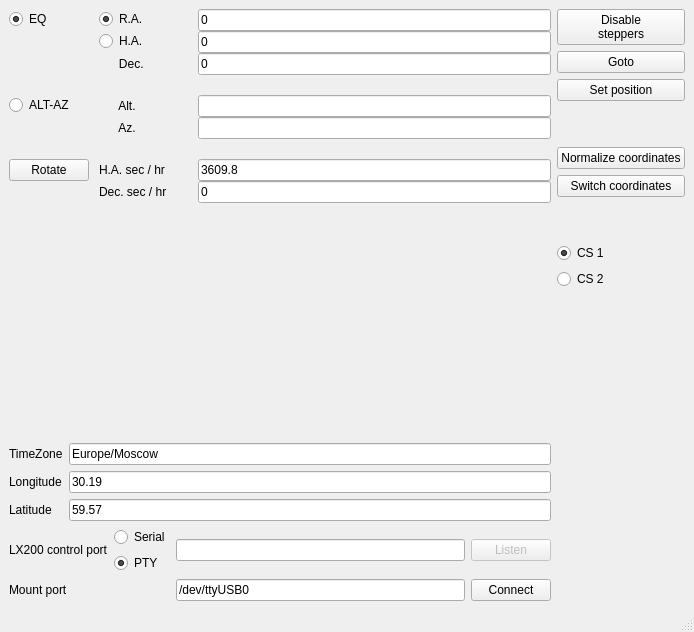
Above: mainwindow.ui from vladtcvs/gotocontrol before the change. Below: the same form after it.
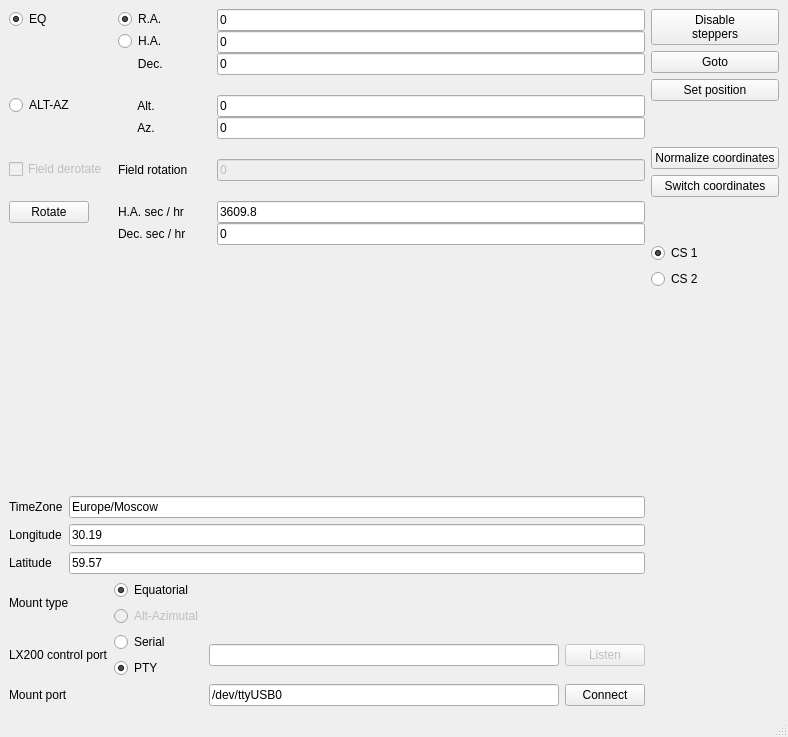
That is the form after the change.

Patch:
```diff
--- a/mainwindow.ui
+++ b/mainwindow.ui
@@ -6,8 +6,8 @@
    <rect>
     <x>0</x>
     <y>0</y>
-    <width>694</width>
-    <height>632</height>
+    <width>788</width>
+    <height>737</height>
    </rect>
   </property>
   <property name="windowTitle">
@@ -73,6 +73,9 @@
             <property name="text">
              <string>0</string>
             </property>
+            <property name="readOnly">
+             <bool>false</bool>
+            </property>
            </widget>
           </item>
           <item row="1" column="0">
@@ -137,7 +140,11 @@
            </widget>
           </item>
           <item row="0" column="1">
-           <widget class="QLineEdit" name="posALT"/>
+           <widget class="QLineEdit" name="posALT">
+            <property name="text">
+             <string>0</string>
+            </property>
+           </widget>
           </item>
           <item row="1" column="0">
            <widget class="QLabel" name="aZLabel">
@@ -147,18 +154,22 @@
            </widget>
           </item>
           <item row="1" column="1">
-           <widget class="QLineEdit" name="posAZ"/>
+           <widget class="QLineEdit" name="posAZ">
+            <property name="text">
+             <string>0</string>
+            </property>
+           </widget>
           </item>
          </layout>
         </item>
-        <item row="2" column="0">
+        <item row="3" column="0">
          <widget class="QPushButton" name="setRotationSpeed">
           <property name="text">
            <string>Rotate</string>
           </property>
          </widget>
         </item>
-        <item row="2" column="1">
+        <item row="3" column="1">
          <layout class="QFormLayout" name="formLayout_6">
           <item row="0" column="0">
            <widget class="QLabel" name="label_7">
@@ -196,6 +207,46 @@
           </item>
          </layout>
         </item>
+        <item row="2" column="0">
+         <widget class="QCheckBox" name="checkBox">
+          <property name="enabled">
+           <bool>false</bool>
+          </property>
+          <property name="text">
+           <string>Field derotate</string>
+          </property>
+          <property name="checkable">
+           <bool>true</bool>
+          </property>
+         </widget>
+        </item>
+        <item row="2" column="1">
+         <layout class="QFormLayout" name="formLayout_7">
+          <item row="0" column="0">
+           <widget class="QLabel" name="label_3">
+            <property name="minimumSize">
+             <size>
+              <width>100</width>
+              <height>0</height>
+             </size>
+            </property>
+            <property name="text">
+             <string>Field rotation</string>
+            </property>
+           </widget>
+          </item>
+          <item row="0" column="1">
+           <widget class="QLineEdit" name="lineEdit">
+            <property name="enabled">
+             <bool>false</bool>
+            </property>
+            <property name="text">
+             <string>0</string>
+            </property>
+           </widget>
+          </item>
+         </layout>
+        </item>
        </layout>
       </item>
       <item>
@@ -262,14 +313,14 @@
       </item>
       <item>
        <layout class="QGridLayout" name="gridLayout">
-        <item row="0" column="0">
+        <item row="1" column="0">
          <widget class="QLabel" name="label_23">
           <property name="text">
            <string>LX200 control port</string>
           </property>
          </widget>
         </item>
-        <item row="0" column="1">
+        <item row="1" column="1">
          <layout class="QVBoxLayout" name="verticalLayout_2">
           <item>
            <widget class="QRadioButton" name="lx200serial">
@@ -296,7 +347,7 @@
           </item>
          </layout>
         </item>
-        <item row="0" column="2">
+        <item row="1" column="2">
          <widget class="QLineEdit" name="lx200port">
           <property name="enabled">
            <bool>true</bool>
@@ -306,37 +357,77 @@
           </property>
          </widget>
         </item>
-        <item row="0" column="3">
-         <widget class="QPushButton" name="lx200listen">
-          <property name="enabled">
-           <bool>false</bool>
-          </property>
-          <property name="text">
-           <string>Listen</string>
-          </property>
-         </widget>
-        </item>
-        <item row="1" column="0">
+        <item row="2" column="0">
          <widget class="QLabel" name="label_22">
           <property name="text">
            <string>Mount port</string>
           </property>
          </widget>
         </item>
-        <item row="1" column="2">
+        <item row="1" column="3">
+         <widget class="QPushButton" name="lx200listen">
+          <property name="enabled">
+           <bool>false</bool>
+          </property>
+          <property name="text">
+           <string>Listen</string>
+          </property>
+         </widget>
+        </item>
+        <item row="2" column="2">
          <widget class="QLineEdit" name="mountport">
           <property name="text">
            <string>/dev/ttyUSB0</string>
           </property>
          </widget>
         </item>
-        <item row="1" column="3">
+        <item row="2" column="3">
          <widget class="QPushButton" name="connect">
           <property name="text">
            <string>Connect</string>
           </property>
          </widget>
         </item>
+        <item row="0" column="0">
+         <widget class="QLabel" name="label_2">
+          <property name="text">
+           <string>Mount type</string>
+          </property>
+         </widget>
+        </item>
+        <item row="0" column="1">
+         <layout class="QVBoxLayout" name="verticalLayout_5">
+          <item>
+           <widget class="QRadioButton" name="mountEq">
+            <property name="text">
+             <string>Equatorial</string>
+            </property>
+            <property name="checked">
+             <bool>true</bool>
+            </property>
+            <attribute name="buttonGroup">
+             <string notr="true">mountType</string>
+            </attribute>
+           </widget>
+          </item>
+          <item>
+           <widget class="QRadioButton" name="mountAzAlt">
+            <property name="enabled">
+             <bool>false</bool>
+            </property>
+            <property name="text">
+             <string>Alt-Azimutal</string>
+            </property>
+            <property name="checkable">
+             <bool>true</bool>
+            </property>
+            <attribute name="buttonGroup">
+             <string notr="true">mountType</string>
+            </attribute>
+           </widget>
+          </item>
+         </layout>
+        </item>
        </layout>
       </item>
      </layout>
```
Left out of the diff: 3 changed lines with no effect on the pictures.
